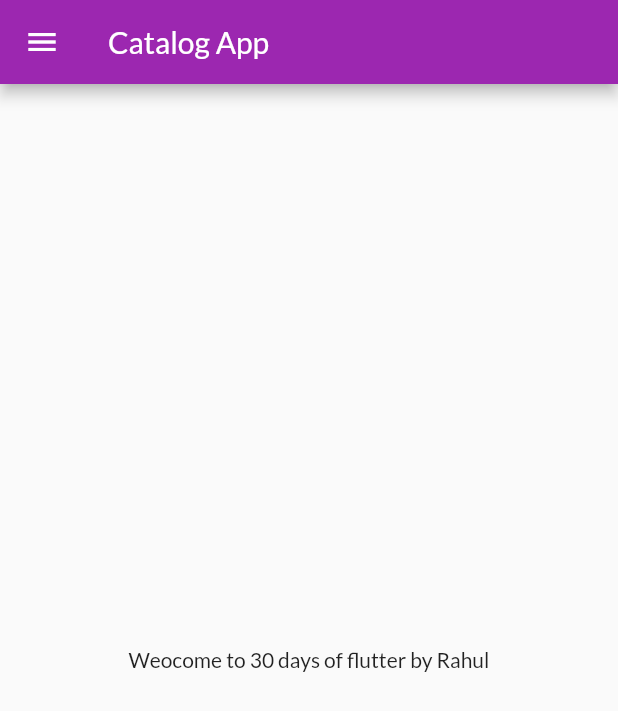
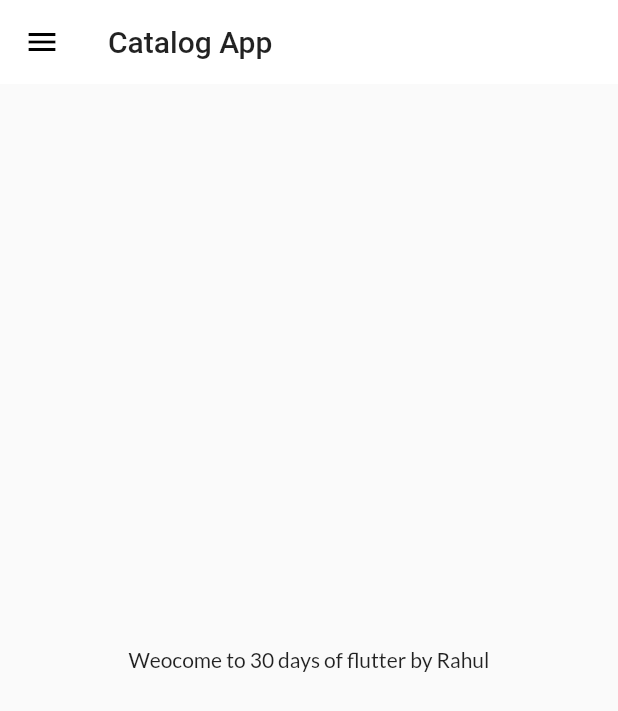
Before and after one commit to rahulamin7/30DaysofFlutter, a Flutter app: the screen it shows after launch, on a phone screen of 412 x 824 dp. Shown: the top 711 px of the screen. Run offline on Flutter 3.47's test engine with Material 2 defaults, Android fonts, the phone set to English and light mode, and no system bars; our stand-ins replace google_fonts.

Commit message:
themes Extracted

```diff
--- a/lib/main.dart
+++ b/lib/main.dart
@@ -2,6 +2,7 @@ import 'package:flutter/material.dart';
 import 'package:flutter_catalog/pages/home_page.dart';
 import 'package:flutter_catalog/pages/login_page.dart';
 import 'package:flutter_catalog/utils/routes.dart';
+import 'package:flutter_catalog/widgets/themes.dart';
 import 'package:google_fonts/google_fonts.dart';
 
 void main() {
@@ -16,11 +17,9 @@ class MyApp extends StatelessWidget {
     return MaterialApp(
       // home: HomePage(),
       themeMode: ThemeMode.light,
-      theme: ThemeData(
-          primarySwatch: Colors.purple,
-          fontFamily: GoogleFonts.lato().fontFamily),
       debugShowCheckedModeBanner: false,
-      darkTheme: ThemeData(brightness: Brightness.dark),
+      theme: MyTheme.lightTheme(context),
+      darkTheme: MyTheme.darkTheme(context),
       initialRoute: MyRoutes.homeRoute,
       routes: {
         "/": (context) => LoginPage(),
--- a/lib/pages/home_page.dart
+++ b/lib/pages/home_page.dart
@@ -8,7 +8,12 @@ class HomePage extends StatelessWidget {
   Widget build(BuildContext context) {
     return Scaffold(
       appBar: AppBar(
-        title: Text("Catalog App"),
+        // backgroundColor: Colors.white,
+        // elevation: 0.0,
+        // iconTheme: IconThemeData(color: Colors.black),
+        title: Text("Catalog App" //,
+            //style: TextStyle(color: Colors.black),
+            ),
       ),
       body: Center(
         child: Container(
--- /dev/null
+++ b/lib/widgets/themes.dart
@@ -0,0 +1,16 @@
+import 'package:flutter/material.dart';
+import 'package:google_fonts/google_fonts.dart';
+
+class MyTheme {
+  static ThemeData lightTheme(BuildContext context) => ThemeData(
+      primarySwatch: Colors.purple,
+      fontFamily: GoogleFonts.lato().fontFamily,
+      appBarTheme: AppBarTheme(
+          color: Colors.white,
+          elevation: 0.0,
+          iconTheme: IconThemeData(color: Colors.black),
+          textTheme: Theme.of(context).textTheme));
+  static ThemeData darkTheme(BuildContext context) => ThemeData(
+      brightness: Brightness.dark
+      );
+}
```
